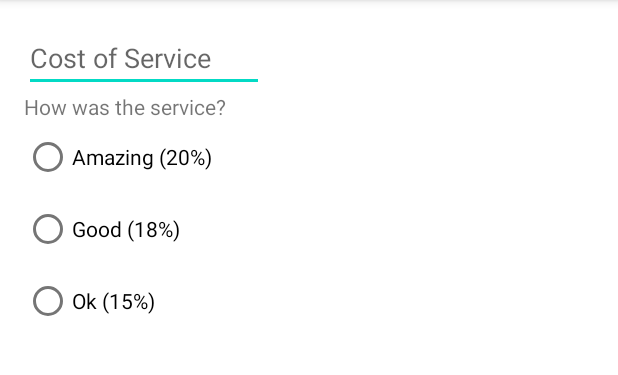
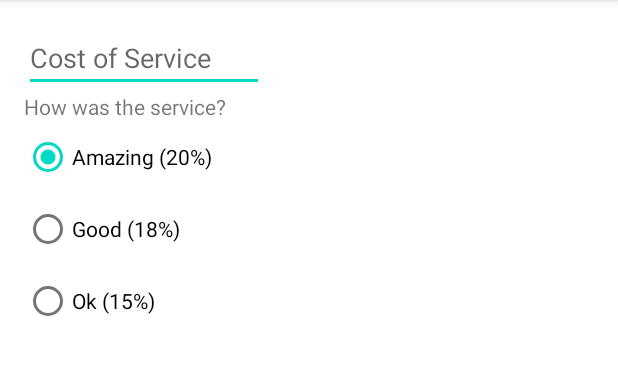
Before and after one commit to wanderlp/kotlin-tip-time, an Android app: the screen it shows after launch (MainActivity), on a phone screen of 412 x 824 dp, the part 84-459 px from its top. Run offline under Robolectric (Android 15) with nearby library versions, the phone set to English and light mode, and no system bars.

Commit message:
Se marca el valor selecciona por default

```diff
--- a/app/src/main/res/layout/activity_main.xml
+++ b/app/src/main/res/layout/activity_main.xml
@@ -30,7 +30,8 @@
         android:layout_height="wrap_content"
         app:layout_constraintStart_toStartOf="parent"
         app:layout_constraintTop_toBottomOf="@id/service_question"
-        android:orientation="vertical">
+        android:orientation="vertical"
+        android:checkedButton="@id/option_twenty_percent">
 
         <RadioButton
             android:id="@+id/option_twenty_percent"
```
